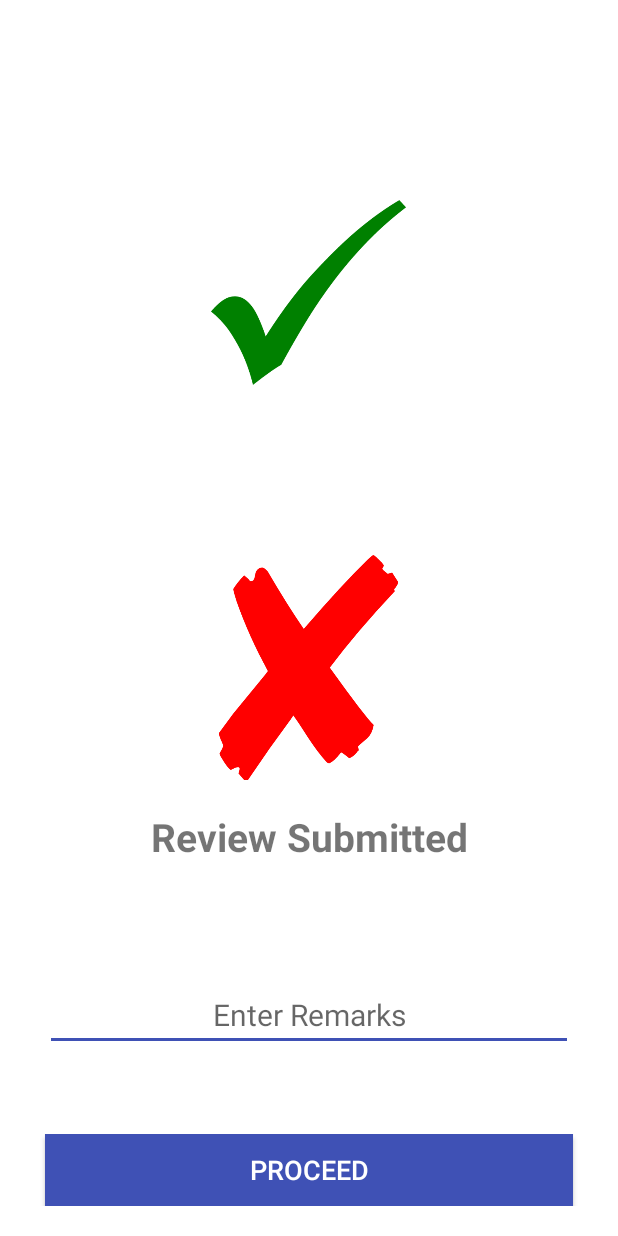
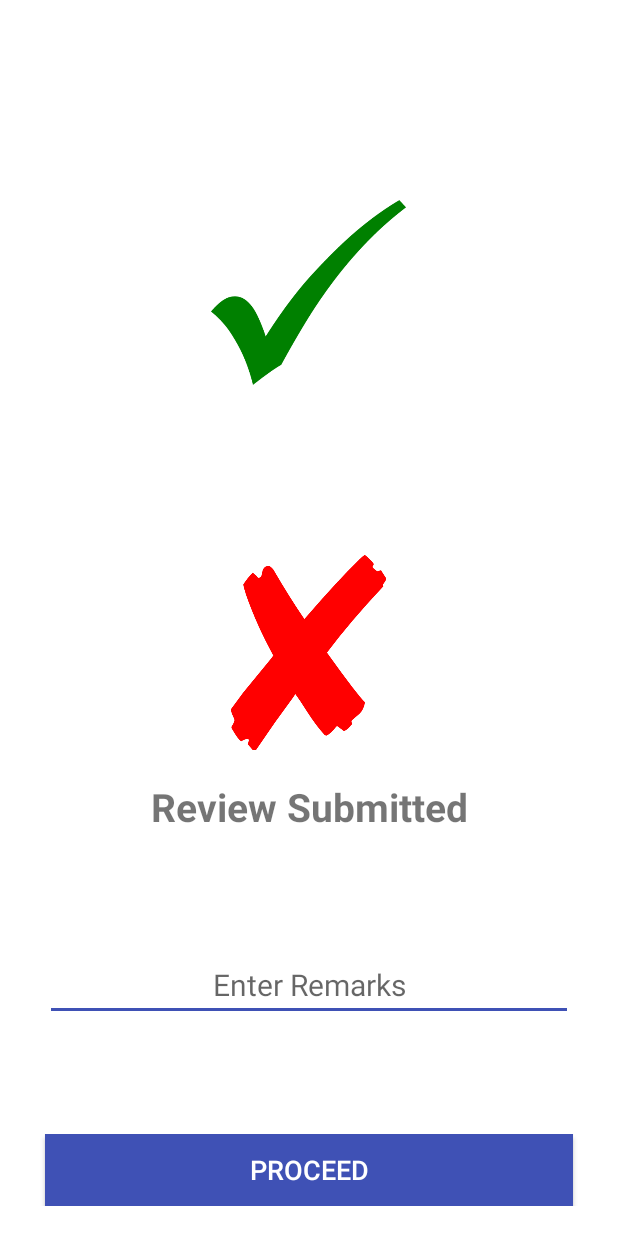
Before and after one commit to yatin009/FieldPickup, an Android app: the QcResultActivity screen opened directly, with no data from a screen before it, on a phone screen of 412 x 824 dp. Run offline under Robolectric (Android 15) with nearby library versions, the phone set to English and light mode, and no system bars; our stand-ins replace ButterKnife.

Commit message:
production stable

```diff
--- a/app/src/main/java/io/webguru/fieldpickup/GlobalFunction.java
+++ b/app/src/main/java/io/webguru/fieldpickup/GlobalFunction.java
@@ -38,9 +38,9 @@ public class GlobalFunction {
     public static DocketDataSource docketDataSource;
     private static FieldDataDataSource fieldDataDataSource;
 
-    public static String DOMAIN = "http://192.168.0.3:8081/";
+//    public static String DOMAIN = "http://192.168.43.158:8081/";
 //    public static String DOMAIN = "http://staging.saplogistics.in/";
-//    public static String DOMAIN = "http://saplogistics.in/";
+    public static String DOMAIN = "http://saplogistics.in/";
     public static Context context;
     public static Intent intent;
     public static ProgressDialog mProgressDialog;
--- a/app/src/main/java/io/webguru/fieldpickup/services/FetchDataService.java
+++ b/app/src/main/java/io/webguru/fieldpickup/services/FetchDataService.java
@@ -34,7 +34,7 @@ public class FetchDataService extends AsyncTask<String, Void, Boolean> {
 
     @Override
     protected void onPreExecute() {
-        this.dialog.setMessage("Please wait... Data is fetching from server... ");
+        this.dialog.setMessage("Please wait... Fetching data from server... ");
         this.dialog.show();
         dialog.setCancelable(false);
         dialog.setCanceledOnTouchOutside(false);
--- a/app/src/main/java/io/webguru/fieldpickup/services/SyncDataService.java
+++ b/app/src/main/java/io/webguru/fieldpickup/services/SyncDataService.java
@@ -46,7 +46,7 @@ public class SyncDataService extends AsyncTask<String, Void, Boolean> {
 
     @Override
     protected void onPreExecute() {
-        this.dialog.setMessage("Please wait... Data is syncing with server...");
+        this.dialog.setMessage("Please wait... Syncing data with server...");
         this.dialog.show();
         dialog.setCancelable(false);
         dialog.setCanceledOnTouchOutside(false);
--- a/app/src/main/res/layout/qc_result_layout.xml
+++ b/app/src/main/res/layout/qc_result_layout.xml
@@ -34,8 +34,8 @@
         android:orientation="vertical">
 
         <ImageView
-            android:layout_width="150dp"
-            android:layout_height="150dp"
+            android:layout_width="130dp"
+            android:layout_height="130dp"
             android:layout_gravity="center_horizontal"
 
             android:layout_marginBottom="20dp"
```
Also changed, not shown: app/src/main/java/io/webguru/fieldpickup/Activities/DocketUpdateActivity.java (+17 -28 lines), app/src/main/java/io/webguru/fieldpickup/Activities/QcResultActivity.java (+8 -2 lines).
